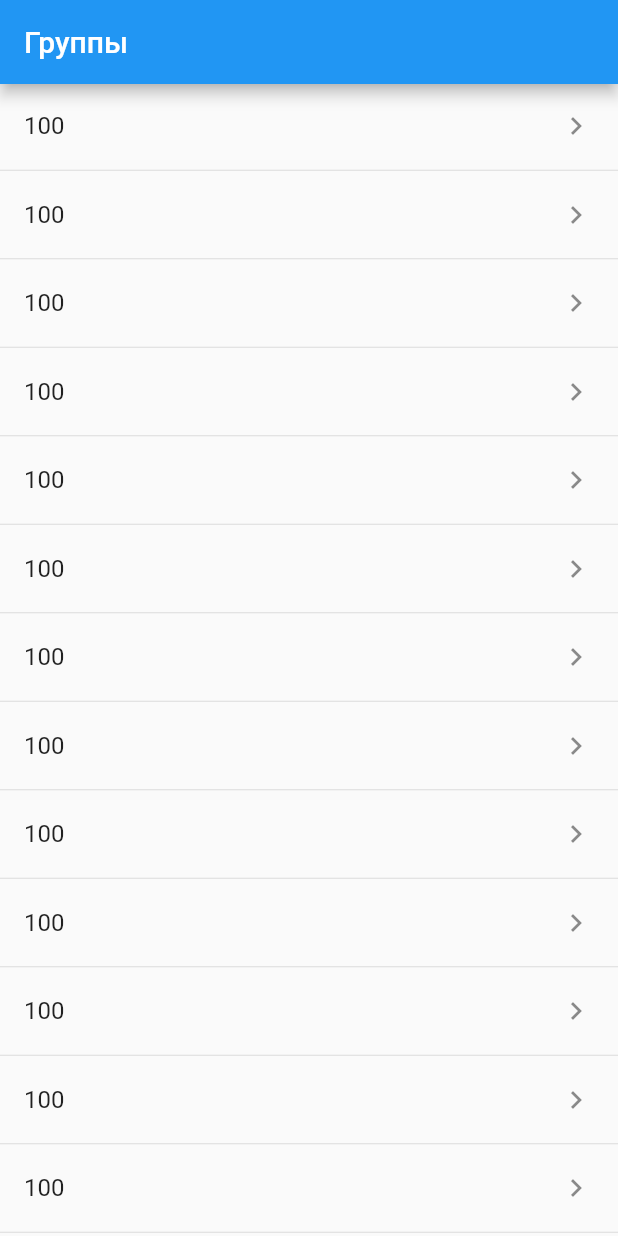
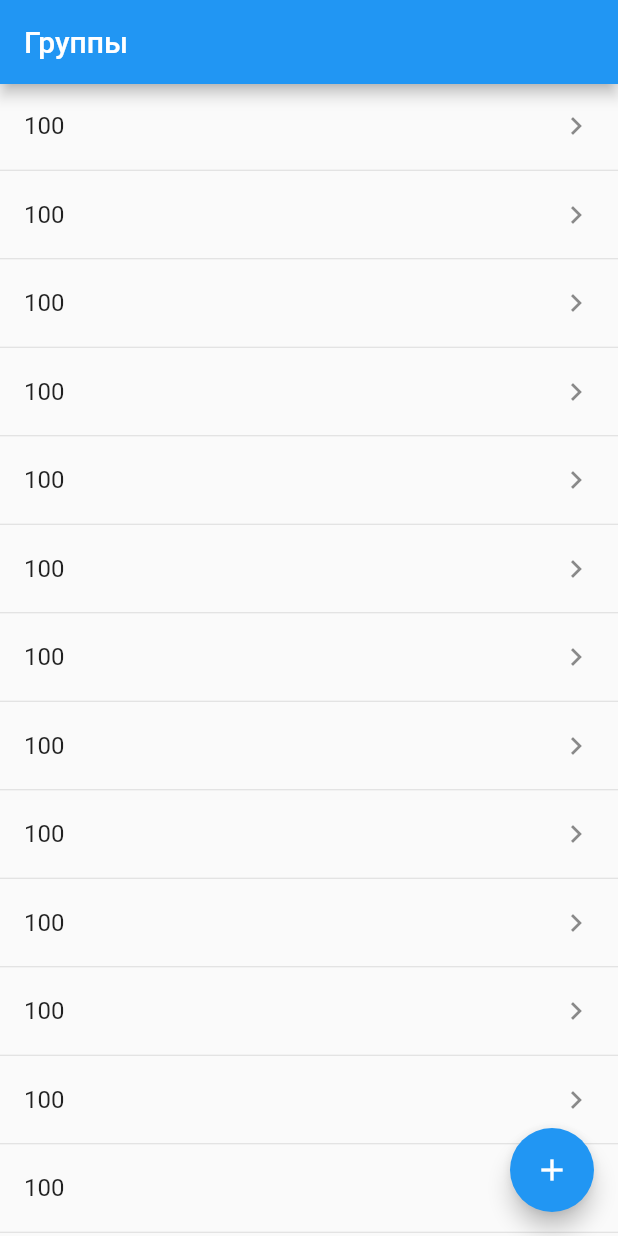
Before and after one commit to IgorFedoseev/lazy_load_todo_list, a Flutter app: the screen it shows after launch, on a phone screen of 412 x 824 dp. Run offline on Flutter 3.47's test engine with Material 2 defaults, Android fonts, the phone set to English and light mode, and no system bars; drawn by our look-alikes of flutter_slidable.

Commit message:
layout completed

```diff
--- a/lib/widgets/app/my_app.dart
+++ b/lib/widgets/app/my_app.dart
@@ -1,4 +1,5 @@
 import 'package:flutter/material.dart';
+import 'package:lazyload_todo_list/widgets/group_form/group_form_widget.dart';
 import 'package:lazyload_todo_list/widgets/groups/groups_widget.dart';
 
 class MyApp extends StatelessWidget {
@@ -10,6 +11,7 @@ class MyApp extends StatelessWidget {
       title: 'Flutter Demo',
       routes: {
         '/groups': (context) => const GroupsWidget(),
+        '/groups/form': (context) => const GroupFormWidget(),
       },
       initialRoute: '/groups',
       theme: ThemeData(
--- a/lib/widgets/groups/groups_widget.dart
+++ b/lib/widgets/groups/groups_widget.dart
@@ -1,7 +1,12 @@
 import 'package:flutter/material.dart';
+import 'package:flutter_slidable/flutter_slidable.dart';
 
 class GroupsWidget extends StatelessWidget {
   const GroupsWidget({Key? key}) : super(key: key);
+
+  void showForm(BuildContext context){
+    Navigator.of(context).pushNamed('/groups/form');
+  }
 
   @override
   Widget build(BuildContext context) {
@@ -10,6 +15,10 @@ class GroupsWidget extends StatelessWidget {
         title: const Text('Группы'),
       ),
       body: const _GroupListWidget(),
+      floatingActionButton: FloatingActionButton(
+        child: const Icon(Icons.add),
+        onPressed: () => showForm(context),
+      ),
     );
   }
 }
@@ -37,14 +46,31 @@ class _GroupListWidgetState extends State<_GroupListWidget> {
 }
 
 class _GroupListRowWidget extends StatelessWidget {
-  const _GroupListRowWidget({Key? key, required this.indexInList}) : super(key: key);
+  const _GroupListRowWidget({Key? key, required this.indexInList})
+      : super(key: key);
   final int indexInList;
 
   @override
   Widget build(BuildContext context) {
-    return const ListTile(
-      title: Text('100'),
-      trailing: Icon(Icons.chevron_right),
+    return Slidable(
+      // key: const ValueKey(0),
+      endActionPane: ActionPane(
+        motion: const StretchMotion(),
+        children: [
+          SlidableAction(
+            onPressed: (buildContext) => () {},
+            backgroundColor: const Color(0xFFFE4A49),
+            foregroundColor: Colors.white,
+            icon: Icons.delete,
+            label: 'Удалить',
+          ),
+        ],
+      ),
+      child: ListTile(
+        title: const Text('100'),
+        trailing: const Icon(Icons.chevron_right),
+        onTap: (){},
+      ),
     );
   }
 }
--- a/pubspec.yaml
+++ b/pubspec.yaml
@@ -34,6 +34,7 @@ dependencies:
   # The following adds the Cupertino Icons font to your application.
   # Use with the CupertinoIcons class for iOS style icons.
   cupertino_icons: ^1.0.2
+  flutter_slidable: ^1.2.0
 
 dev_dependencies:
   flutter_test:
```
Also changed, not shown: lib/widgets/group_form/group_form_widget.dart (added, +62 -0 lines), lib/widgets/group_form/group_form_widget_model.dart (added, +34 -0 lines), pubspec.lock.
